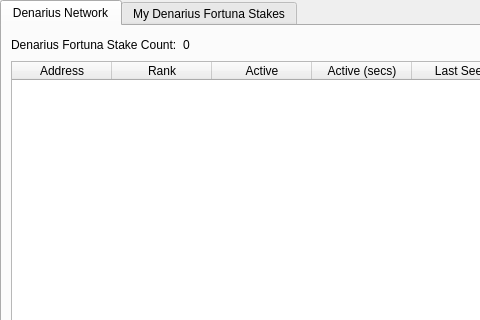
Qt form src/qt/forms/fortunastakemanager.ui (innova-foundation/innova) before a commit; both pictures show x 0 to 480 and y 0 to 320 of the 666 by 420 pixel window.
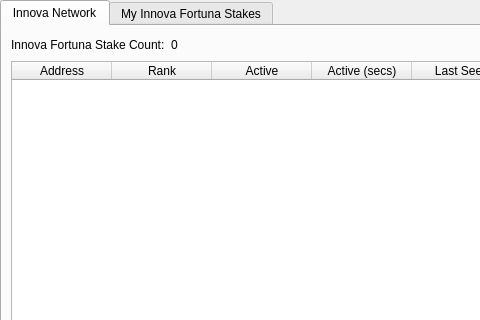
The same form after that commit.

The edit to the form file:
```diff
--- a/src/qt/forms/fortunastakemanager.ui
+++ b/src/qt/forms/fortunastakemanager.ui
@@ -41,7 +41,7 @@
        </property>
        <widget class="QWidget" name="tab">
         <attribute name="title">
-         <string>Denarius Network</string>
+         <string>Innova Network</string>
         </attribute>
         <layout class="QGridLayout" name="gridLayout">
          <item row="1" column="0">
@@ -98,7 +98,7 @@
            <item>
             <widget class="QLabel" name="label_2">
              <property name="text">
-              <string>Denarius Fortuna Stake Count:</string>
+              <string>Innova Fortuna Stake Count:</string>
              </property>
             </widget>
            </item>
@@ -128,7 +128,7 @@
        </widget>
        <widget class="QWidget" name="tab_2">
         <attribute name="title">
-         <string>My Denarius Fortuna Stakes</string>
+         <string>My Innova Fortuna Stakes</string>
         </attribute>
         <layout class="QGridLayout" name="gridLayout_2">
          <item row="0" column="0">
```
